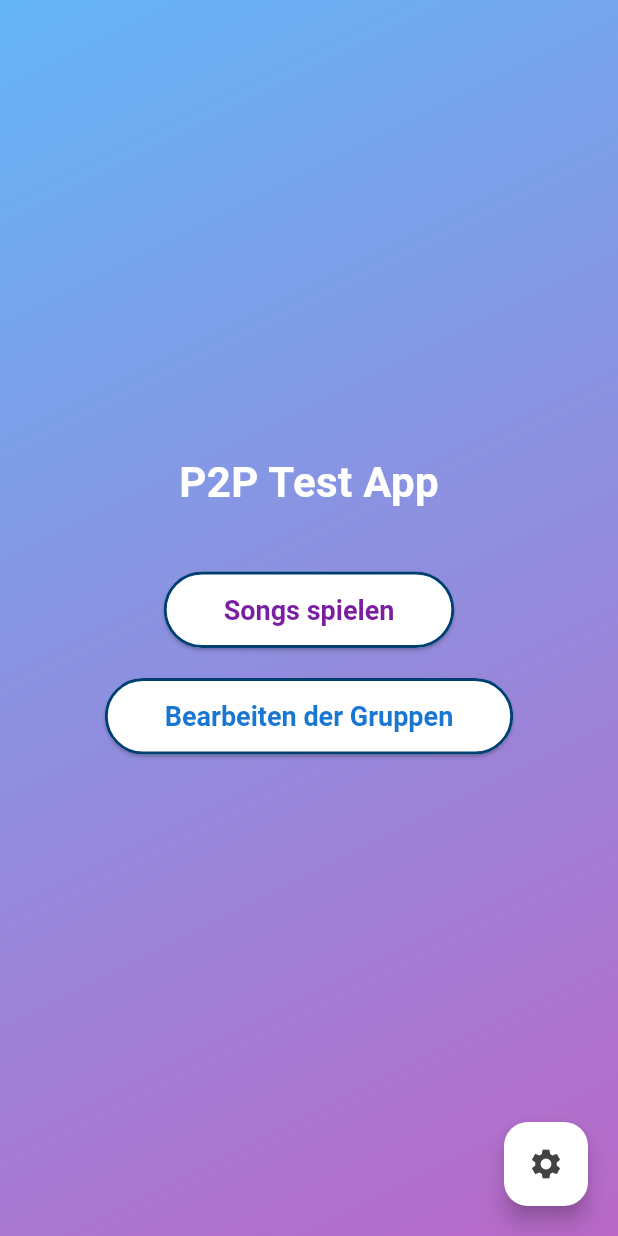
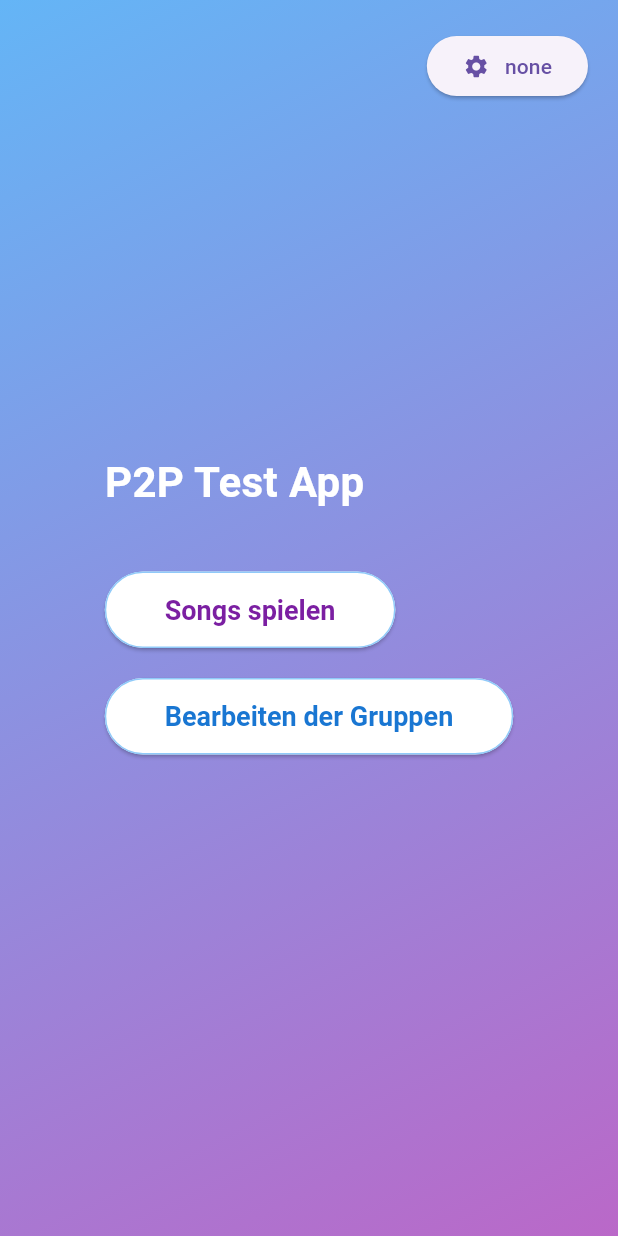
Before and after one commit to 7Solomon/P2pChords, a Flutter app: the screen it shows after launch, on a phone screen of 412 x 824 dp. Run offline on Flutter 3.47's test engine with Material 3 defaults, Android fonts, the phone set to English and light mode, and no system bars; our stand-ins replace file_picker, permission_handler, shared_preferences; missing offline and left inert: nearby_connections.

Commit message:
visual changes

```diff
--- a/lib/main.dart
+++ b/lib/main.dart
@@ -55,6 +55,7 @@ class MainPage extends StatelessWidget {
               Center(
                 child: Column(
                   mainAxisAlignment: MainAxisAlignment.center,
+                  crossAxisAlignment: CrossAxisAlignment.start,
                   children: [
                     Text(
                       'P2P Test App',
@@ -83,10 +84,10 @@ class MainPage extends StatelessWidget {
                             fontSize: 18, fontWeight: FontWeight.bold),
                         shape: RoundedRectangleBorder(
                           borderRadius: BorderRadius.circular(30),
-                          side: const BorderSide(
+                          side: BorderSide(
                             color:
-                                Color.fromARGB(255, 0, 63, 115), // Border color
-                            width: 2, // Border width
+                                Colors.blue[200] ?? Colors.blue, // Border color
+                            width: 1, // Border width
                           ),
                         ),
                       ),
@@ -111,10 +112,10 @@ class MainPage extends StatelessWidget {
                             fontSize: 18, fontWeight: FontWeight.bold),
                         shape: RoundedRectangleBorder(
                           borderRadius: BorderRadius.circular(30),
-                          side: const BorderSide(
+                          side: BorderSide(
                             color:
-                                Color.fromARGB(255, 0, 63, 115), // Border color
-                            width: 2, // Border width
+                                Colors.blue[200] ?? Colors.blue, // Border color
+                            width: 1, // Border width
                           ),
                         ),
                       ),
@@ -123,22 +124,27 @@ class MainPage extends StatelessWidget {
                   ],
                 ),
               ),
-              Positioned(
+              Consumer<GlobalMode>(builder: (context, globalMode, child) {
+                return Positioned(
+                    top: 20,
                     right: 20,
-                bottom: 20,
-                child: FloatingActionButton(
-                  onPressed: () {
+                    child: ElevatedButton(
+                      child: Row(children: [
+                        const Icon(Icons.settings),
+                        const SizedBox(
+                          width: 10,
+                        ),
+                        Text(globalMode.userState.name.toString()),
+                      ]),
+                      onPressed: () => {
                         Navigator.push(
                           context,
                           MaterialPageRoute(
                               builder: (context) => ChooseSCStatePage()),
-                    );
+                        )
                       },
-                  child: Icon(Icons.settings),
-                  backgroundColor: Colors.white,
-                  foregroundColor: Colors.grey[800],
-                ),
-              ),
+                    ));
+              }),
             ],
           ),
         ),
```
Lines whose indentation alone changed are shown as unchanged.
